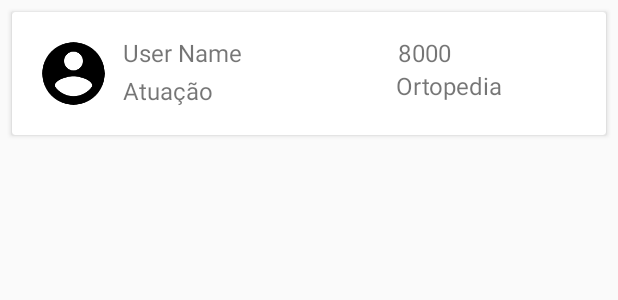
After one commit to lrmvasconcelos/glycemic_control_app, an Android app: the layout activity_doctor.xml on its own in the app's theme, with its tools: preview values and no code run, on a phone screen of 412 x 824 dp. The commit adds this screen. Shown: the top 300 px of the screen. Run offline under Robolectric (Android 15) with nearby library versions, the phone set to English and light mode, and no system bars.

```diff
--- a/ControleGlicemico/app/src/main/AndroidManifest.xml
+++ b/ControleGlicemico/app/src/main/AndroidManifest.xml
@@ -17,6 +17,8 @@
             android:theme="@style/AppTheme"
             tools:ignore="GoogleAppIndexingWarning"
             tools:replace="android:icon">
+        <activity android:name=".ui.DoctorActivity">
+        </activity>
         <activity android:name=".ui.PatientActivity">
         </activity>
         <activity
--- /dev/null
+++ b/ControleGlicemico/app/src/main/java/com/glycemiccontrol/ui/DoctorActivity.kt
@@ -0,0 +1,24 @@
+package com.glycemiccontrol.ui
+
+import android.os.Bundle
+import androidx.appcompat.app.AppCompatActivity
+import com.glycemiccontrol.R
+import com.glycemiccontrol.app.App
+import kotlinx.android.synthetic.main.activity_doctor.*
+
+class DoctorActivity : AppCompatActivity() {
+
+    override fun onCreate(savedInstanceState: Bundle?) {
+        super.onCreate(savedInstanceState)
+        setContentView(R.layout.activity_doctor)
+
+        docterName.text = App.getDoctor()?.nome + " " + App.getDoctor()?.sobrenome
+
+        location.text = App.getDoctor()!!.localTrabalho
+
+        cmr.text = App.getDoctor()!!.crm
+
+        speciality.text = App.getDoctor()!!.atuacao
+
+    }
+}
--- a/ControleGlicemico/app/src/main/java/com/glycemiccontrol/ui/LoginActivity.kt
+++ b/ControleGlicemico/app/src/main/java/com/glycemiccontrol/ui/LoginActivity.kt
@@ -74,6 +74,7 @@ class LoginActivity : BaseActivity() {
                 if (it.matricula.equals(user)) {
                     App.setDoctor(it)
                     doctor = it
+                    openActivityNewTask(DoctorActivity::class.java)
                 }
 
             }
--- /dev/null
+++ b/ControleGlicemico/app/src/main/res/layout/activity_doctor.xml
@@ -0,0 +1,84 @@
+<?xml version="1.0" encoding="utf-8"?>
+<androidx.constraintlayout.widget.ConstraintLayout
+        xmlns:android="http://schemas.android.com/apk/res/android"
+        xmlns:tools="http://schemas.android.com/tools"
+        xmlns:app="http://schemas.android.com/apk/res-auto"
+        android:layout_width="match_parent"
+        android:layout_height="match_parent"
+        tools:context=".ui.DoctorActivity">
+
+
+    <androidx.cardview.widget.CardView
+            android:id="@+id/userCard"
+            android:orientation="horizontal"
+            android:layout_margin="8dp"
+            android:layout_width="match_parent"
+            android:layout_height="wrap_content" android:layout_marginTop="8dp"
+            app:layout_constraintTop_toTopOf="parent"
+            app:layout_constraintStart_toStartOf="parent" android:layout_marginStart="8dp"
+            app:layout_constraintEnd_toEndOf="parent" android:layout_marginEnd="8dp">
+
+        <androidx.constraintlayout.widget.ConstraintLayout
+                android:layout_width="match_parent"
+                android:layout_height="wrap_content">
+
+            <ImageView
+                    android:src="@drawable/ic_baseline_account_circle"
+                    android:layout_margin="16dp"
+                    android:layout_width="50dp"
+                    android:layout_height="50dp" android:layout_marginTop="8dp"
+                    app:layout_constraintTop_toTopOf="parent" app:layout_constraintStart_toStartOf="parent"
+                    android:layout_marginStart="8dp" android:layout_marginBottom="8dp"
+                    app:layout_constraintBottom_toBottomOf="parent" android:id="@+id/imageView2"/>
+
+            <TextView
+                    android:id="@+id/docterName"
+                    android:layout_width="wrap_content"
+                    android:layout_height="wrap_content"
+                    android:textSize="16sp"
+                    tools:text="User Name"
+                    android:layout_marginTop="16dp" app:layout_constraintTop_toTopOf="parent"
+                    app:layout_constraintStart_toEndOf="@+id/imageView2" android:layout_marginStart="8dp"/>
+
+            <TextView
+                    android:id="@+id/location"
+                    android:layout_width="wrap_content"
+                    android:layout_height="wrap_content"
+                    android:textSize="16sp"
+                    tools:text="Atuação"
+                    app:layout_constraintStart_toEndOf="@+id/imageView2" android:layout_marginStart="8dp"
+                    android:layout_marginBottom="16dp" app:layout_constraintBottom_toBottomOf="parent"
+                    app:layout_constraintTop_toBottomOf="@+id/docterName"/>
+
+            <TextView
+                    android:id="@+id/cmr"
+                    android:layout_width="wrap_content"
+                    android:layout_height="wrap_content"
+                    android:textSize="16sp"
+                    android:layout_marginTop="16dp"
+                    tools:text="8000"
+                    app:layout_constraintStart_toEndOf="@+id/docterName" android:layout_marginStart="8dp"
+                    app:layout_constraintEnd_toEndOf="parent"
+                    android:layout_marginEnd="8dp"
+                    app:layout_constraintTop_toTopOf="parent"/>
+
+            <TextView
+                    android:id="@+id/speciality"
+                    android:layout_width="wrap_content"
+                    android:layout_height="wrap_content"
+                    android:textSize="16sp"
+                    android:layout_marginTop="16dp"
+                    tools:text="Ortopedia"
+                    app:layout_constraintEnd_toEndOf="parent"
+                    android:layout_marginEnd="8dp"
+                    app:layout_constraintTop_toTopOf="parent" android:layout_marginBottom="8dp"
+                    app:layout_constraintBottom_toBottomOf="parent" app:layout_constraintStart_toEndOf="@+id/location"
+                    android:layout_marginStart="8dp" app:layout_constraintHorizontal_bias="0.651"
+                    app:layout_constraintVertical_bias="0.611"/>
+
+
+        </androidx.constraintlayout.widget.ConstraintLayout>
+
+    </androidx.cardview.widget.CardView>
+
+</androidx.constraintlayout.widget.ConstraintLayout>
```
